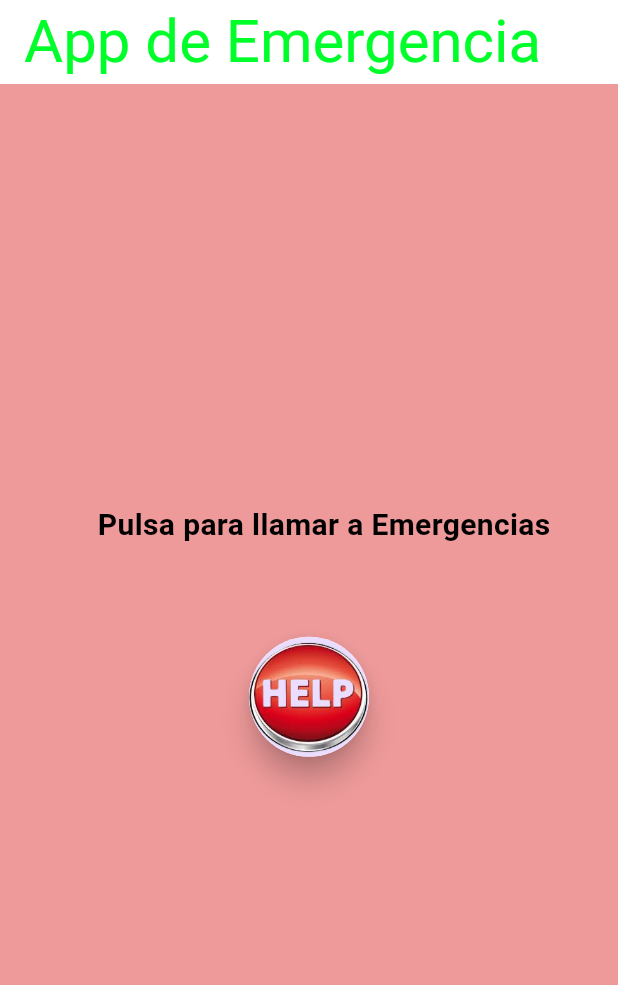
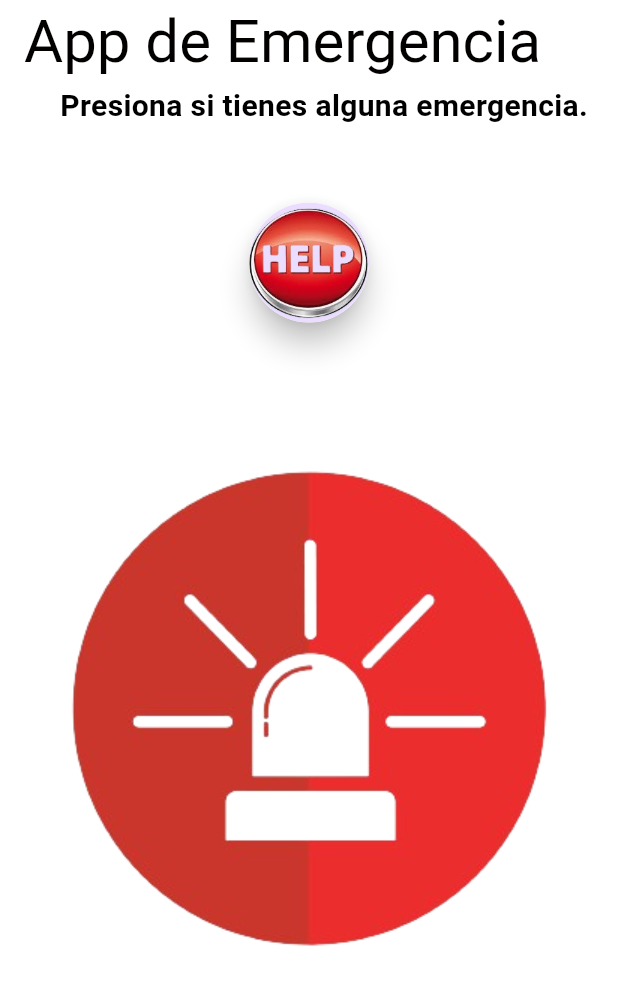
Before and after one commit to RodrigoGarcia96/segureApp, a Flutter app: the screen it shows after launch, on a phone screen of 412 x 824 dp. Shown: the top 985 px of the screen. Run offline on Flutter 3.47's test engine with Material 3 defaults, Android fonts, the phone set to English and light mode, and no system bars; drawn by our look-alikes of avatar_glow; missing offline and left inert: flutter_phone_direct_caller; Roboto replaces fonts that are missing (Kanit).

Commit message:
Agregué la imagen y el color de texto principal

```diff
--- a/chatify/lib/Widgets/PantallaDeButtonRojo.dart
+++ b/chatify/lib/Widgets/PantallaDeButtonRojo.dart
@@ -22,12 +22,12 @@ class _PantallaDeButtonRojState extends State<PantallaDeButtonRoj> {
  @override
 Widget build(BuildContext context) {
   return Scaffold(
-      backgroundColor: Colors.red[200],
-      body: Column(
+    backgroundColor: const Color.fromARGB(255, 255, 255, 255),
+    body: SingleChildScrollView(
+      child: Column(
         mainAxisAlignment: MainAxisAlignment.center,
         crossAxisAlignment: CrossAxisAlignment.stretch,
-        children:[
-
+        children: [
 
           //La letra encima del botón rojo
           Container(
@@ -35,26 +35,37 @@ class _PantallaDeButtonRojState extends State<PantallaDeButtonRoj> {
             child: Center(
               child: TextInfo(
                 size: 20.0,
-                mensaje: 'Pulsa para llamar a Emergencias',
+                mensaje: 'Presiona si tienes alguna emergencia.',
                 color: Colors.black,
-
               ),
             ),
           ),
 
           SizedBox(
-            height: 20.0,
+            height: 10.0,
             width: 10.0,
           ),
+
           //El botón rojo
           Container(
             child: ButtonRojo(
               image: Image.asset('assets/images/sos_image.png'),
+            ),
+          ),
 
+          SizedBox(
+            height: 10.0,
+            width: 10.0,
           ),
+
+          // La imagen debajo del botón
+          Container(
+            padding: EdgeInsets.all(10.0),
+            child: Image.asset('assets/images/newimj.png'),
           )
 
-        ]
+        ],
+      ),
     ),
   );
 }
--- a/chatify/lib/main.dart
+++ b/chatify/lib/main.dart
@@ -27,7 +27,7 @@ class ButtonDeSeguridad extends StatelessWidget {
       appBar: AppBar(
         backgroundColor: Colors.white,  //Parte del color de la pagina principal
         title: Text('App de Emergencia', style: TextStyle(
-          color: Color.fromARGB(255, 0, 255, 42),
+          color: Color.fromARGB(255, 3, 0, 0),
           fontSize: 40,
         ),),
         //actions: [],
```
Also changed, not shown: chatify/assets/images/tu_imagen.png (added), chatify/pubspec.yaml (line endings or trailing spaces). Lines whose indentation alone changed are shown as unchanged.
